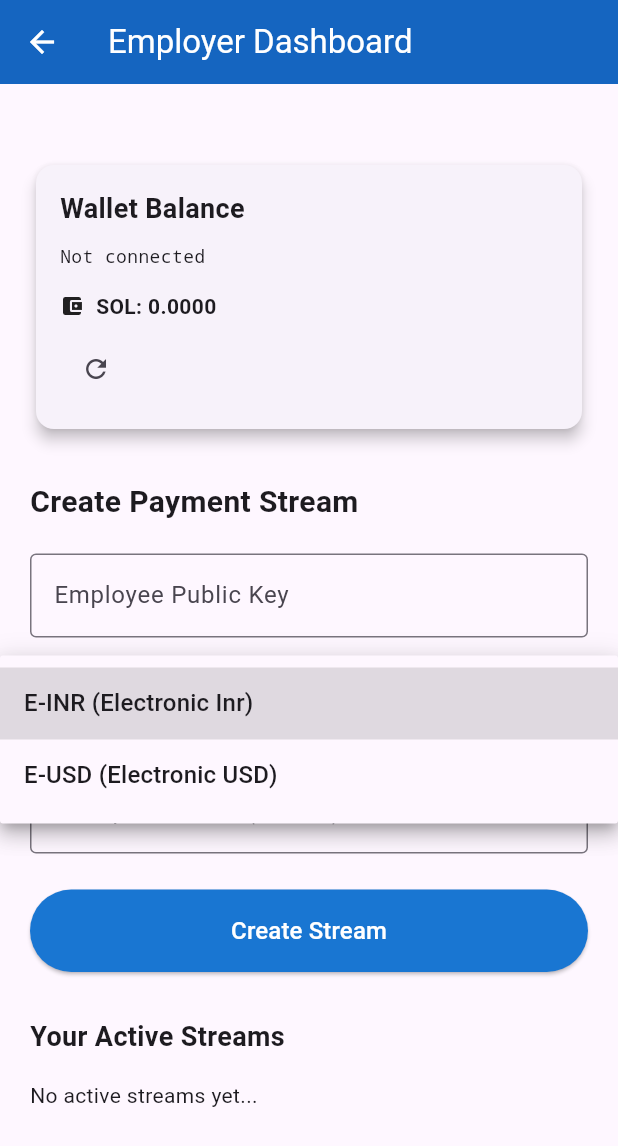
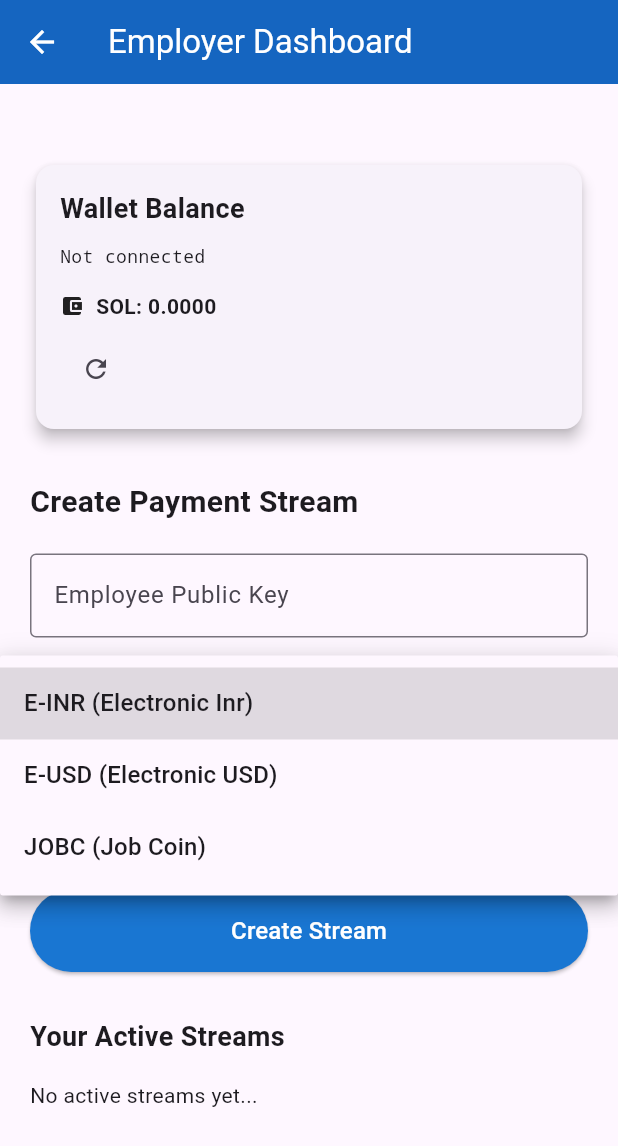
Before and after one commit to tushar11kh/streaming_payroll_solana_flutter, a Flutter app: the EmployerScreen screen opened directly, after a tap on "Select Token", on a phone screen of 412 x 824 dp. Shown: the top 1146 px of the screen. Run offline on Flutter 3.47's test engine with Material 3 defaults, Android fonts, the phone set to English and light mode, and no system bars; our stand-ins replace file_picker, fixnum, shared_preferences; missing offline and left inert: solana; accounts and stored records are empty.

Commit message:
changed rpc and ws URL acc. to ubuntu machine

```diff
--- a/lib/constants/solana_constants.dart
+++ b/lib/constants/solana_constants.dart
@@ -2,8 +2,8 @@
 import 'package:streaming_payroll_solana_flutter/models/token_info.dart';
 
 class SolanaConstants {
-  static const String rpcUrl = 'http://127.0.0.1:8899';
-  static const String wsUrl = 'ws://127.0.0.1:8900';
+  static const String rpcUrl = 'http://192.168.1.17:8899';
+  static const String wsUrl = 'ws://192.168.1.17:8900/';
   static const String programId = 'CtiRAqpHkEkzEzsbW4in6cKNcDBdevQFGbBBsSmJsCeL';
   static const String tokenProgramId = 'TokenkegQfeZyiNwAJbNbGKPFXCWuBvf9Ss623VQ5DA';
   static const String streamSeed = 'stream';
@@ -12,19 +12,27 @@ class SolanaConstants {
   // Supported tokens list
   static final List<TokenInfo> supportedTokens = [
     TokenInfo(
-      mint: 'Fm7F4A2QLHxsBRzNZBWNkAZpezBNeoCV4WV2xaTybS7R',
+      mint: '67aPua82DDJqywGGnBCERbew6p6eNt4UaHJnY3veS43d',
       symbol: 'E-INR',
       name: 'Electronic Inr',
-      decimals: 6,
+      decimals: 8,
     ),
 
     TokenInfo(
-      mint: '6FN16yMemysar3GaPyLyp6txqxfiE5apjquBVm2JeTZn',
+      mint: 'Dzb6nCxRS5x9yCxknDADHNUUJuw1oXnrnH5FSho9Nawa',
       symbol: 'E-USD',
       name: 'Electronic USD',
-      decimals: 8,
+      decimals: 4,
+    ),
+
+    TokenInfo(
+      mint: 'CAjFufCamSJQjszKWMuKsgwiCW4ssucyeBb1waYTnfUq',
+      symbol: 'JOBC',
+      name: 'Job Coin',
+      decimals: 6,
     ),
   ];
+
 
   // Shared preferences keys
   static const String storedPrivateKeyKey = 'stored_private_key';
--- a/pubspec.yaml
+++ b/pubspec.yaml
@@ -41,6 +41,7 @@ dependencies:
   file_picker: ^10.3.2
   borsh: ^0.3.2
   shared_preferences: ^2.5.3
+  flutter_js: ^0.8.5
 
 dev_dependencies:
   flutter_test:
```
